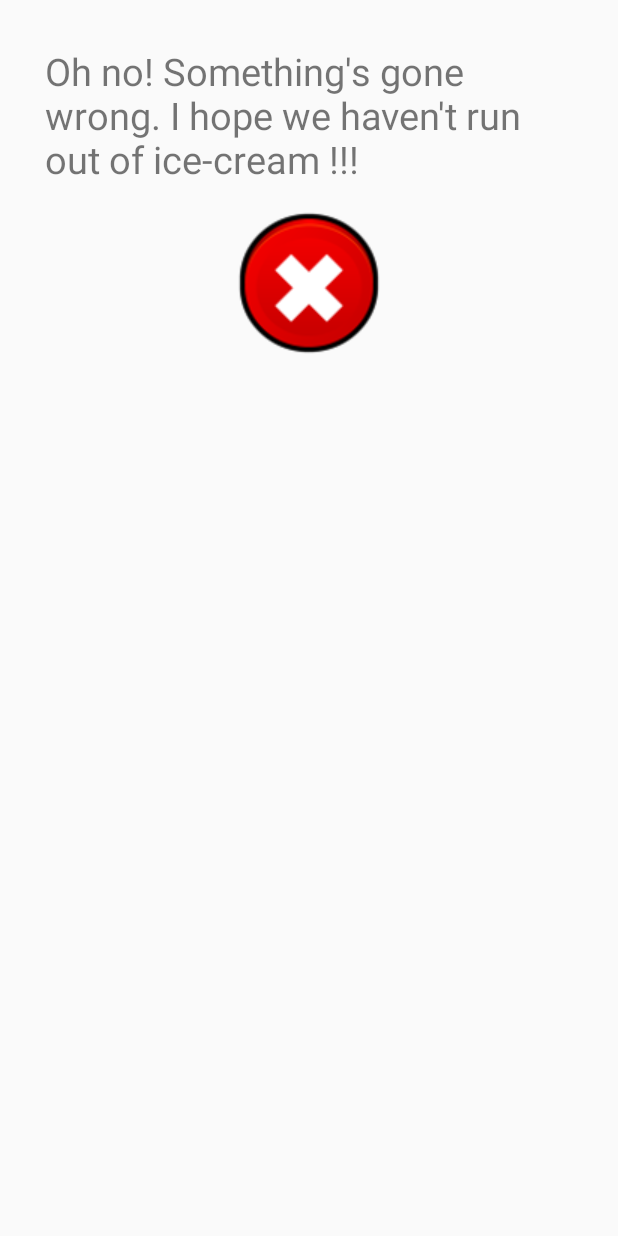
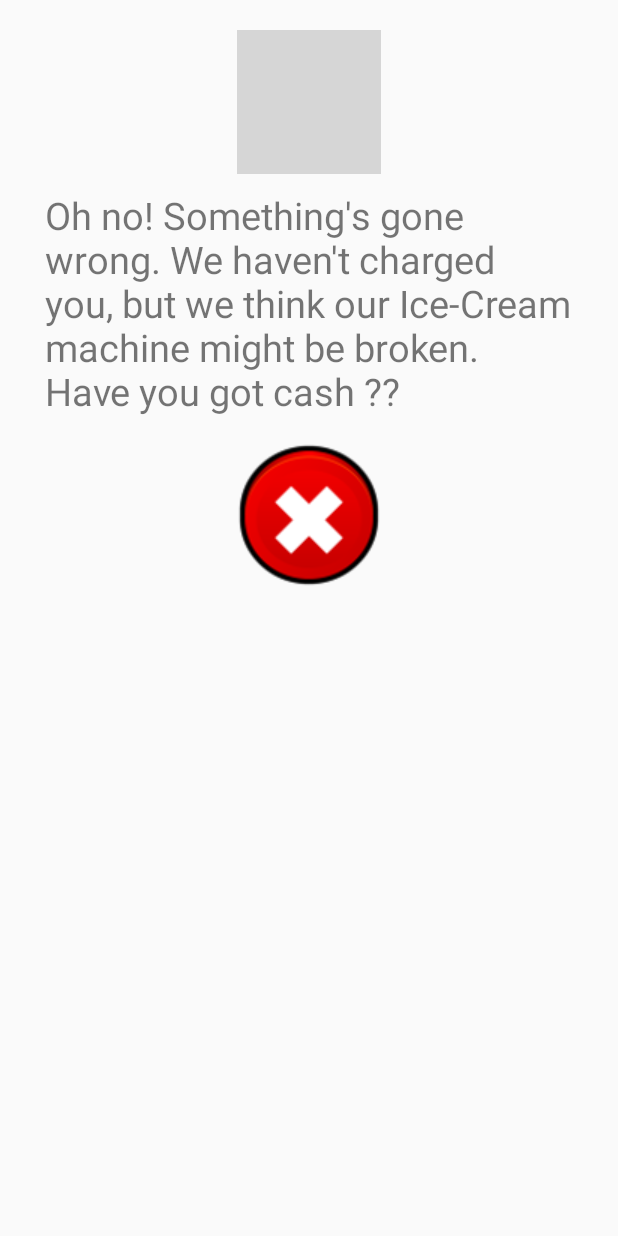
Before and after one commit to kraftysean/IceCream, an Android app: the ResultActivity screen opened directly, with no data from a screen before it, on a phone screen of 412 x 824 dp. Run offline under Robolectric (Android 15) with nearby library versions, the phone set to English and light mode, and no system bars; 1 statement that could not run was skipped; grey boxes are pictures that could not be loaded.

Commit message:
Updated client host url to point to Openshift Gear

```diff
--- a/client/app/src/main/java/com/tasty/CheckoutActivity.java
+++ b/client/app/src/main/java/com/tasty/CheckoutActivity.java
@@ -34,8 +34,8 @@ public class CheckoutActivity extends Activity {
     private static final String TAG = CheckoutActivity.class.getSimpleName();
 
     public static final String PUBLISHABLE_KEY = "pk_test_5aP62wpdLE9i8aeUyhpewZb5";
-    public static final String API_HOST = "http://10.0.2.2:8080/icecream/Sales";  // Using 10.0.2.2 for emulator
-    //  public static final String API_HOST = "http://icecream-kraftys.rhcloud.com/"; // Remote server hosted on openshift.redhat.com
+    public static final String API_HOST = "http://ews-kraftys.rhcloud.com/icecream/Sales";  // remote server
+//    public static final String API_HOST = "http://10.0.2.2:8080/icecream/Sales";  // Use 10.0.2.2:8080 for emulator
     private NetworkReceiver nReceiver;
     TextView netConnection, tvOrder, tvOrderDetail, tvTotal, tvTotalDetail, tvNumber, tvMonth, tvYear, tvCVV2;
     EditText etNumber, etMonth, etYear, etCVV2;
--- a/client/app/src/main/java/com/tasty/ResultActivity.java
+++ b/client/app/src/main/java/com/tasty/ResultActivity.java
@@ -4,6 +4,7 @@ import android.app.Activity;
 import android.graphics.BitmapFactory;
 import android.graphics.Typeface;
 import android.os.Bundle;
+import android.util.Log;
 import android.view.View;
 import android.widget.ImageButton;
 import android.widget.ImageView;
@@ -12,6 +13,7 @@ import android.widget.Toast;
 
 public class ResultActivity extends Activity {
 
+    private static final String TAG = ResultActivity.class.getSimpleName();
     ImageView ivResult;
     TextView tvResult;
     ImageButton btnExit, btnSaveReceipt;
@@ -27,6 +29,8 @@ public class ResultActivity extends Activity {
             httpResult = extras.getString("http-result");
         }
 
+        Log.d(TAG, "HTTP Result: " + httpResult);
+
             tvResult = (TextView) findViewById(R.id.tvResult);
             ivResult = (ImageView) findViewById(R.id.ivResult);
             btnExit = (ImageButton) findViewById(R.id.btnExit);
@@ -34,20 +38,27 @@ public class ResultActivity extends Activity {
             Typeface custom_font = Typeface.createFromAsset(getAssets(), "fonts/Schalk.ttf");
             tvResult.setTypeface(custom_font);
 
+        if(httpResult != null) {
             if (httpResult.equalsIgnoreCase(getString(R.string.trxApproved))) {
                 ivResult.setImageBitmap(BitmapFactory.decodeResource(this.getResources(), R.drawable.ice_cream_success));
                 tvResult.setText(R.string.tvApprovedResult);
                 btnExit.setImageBitmap(BitmapFactory.decodeResource(this.getResources(), R.drawable.exit));
                 btnSaveReceipt.setImageBitmap(BitmapFactory.decodeResource(this.getResources(), R.drawable.save_receipt));
-        }
-        else if(httpResult.equalsIgnoreCase(getString(R.string.trxDeclined))) {
+            } else if (httpResult.equalsIgnoreCase(getString(R.string.trxDeclined))) {
                 ivResult.setImageBitmap(BitmapFactory.decodeResource(this.getResources(), R.drawable.ice_cream_fail));
                 tvResult.setText(R.string.tvDeclinedResult);
                 btnExit.setImageBitmap(BitmapFactory.decodeResource(this.getResources(), R.drawable.exit));
+            } else {
+                ivResult.setImageBitmap(BitmapFactory.decodeResource(this.getResources(), R.drawable.icecream_problem));
+                tvResult.setText(R.string.tvGoneWrongResult);
+                btnExit.setImageBitmap(BitmapFactory.decodeResource(this.getResources(), R.drawable.exit));
+            }
         }
         else {
+            ivResult.setImageBitmap(BitmapFactory.decodeResource(this.getResources(), R.drawable.icecream_problem));
             tvResult.setText(R.string.tvGoneWrongResult);
             btnExit.setImageBitmap(BitmapFactory.decodeResource(this.getResources(), R.drawable.exit));
+
         }
     }
 
--- a/client/app/src/main/res/values/strings.xml
+++ b/client/app/src/main/res/values/strings.xml
@@ -52,8 +52,8 @@
     <string name="tvSaveReceipt">Save Receipt</string>
     <string name="trxDeclined">declined</string>
     <string name="tvApprovedResult">Thank you.  We have received your order and your ice-cream will be waiting for you at the end of the counter.  Enjoy :)</string>
-    <string name="tvGoneWrongResult">Oh no!  Something\'s gone wrong.  I hope we haven\'t run out of ice-cream !!!</string>
-    <string name="tvDeclinedResult">Oh dear!  It looks like you didn\'t pay your bill on time...zzz!</string>
+    <string name="tvGoneWrongResult">Oh no!  Something\'s gone wrong.  We haven\'t charged you, but we think our Ice-Cream machine might be broken.  Have you got cash ??</string>
+    <string name="tvDeclinedResult">Oh dear!  It looks like you didn\'t pay your bill on time… !!</string>
     <string name="tvServerPort">Port:</string>
     <string name="tvServerIP">Server IP:</string>
 </resources>
```
Also changed, not shown: client/app/src/main/java/com/tasty/StripeWebServiceTask.java (+12 -4 lines), 1 other file. Lines whose indentation alone changed are shown as unchanged.
